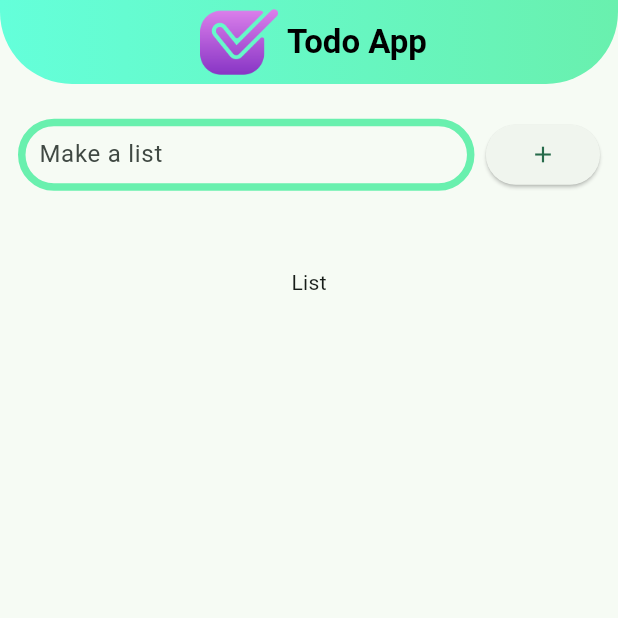
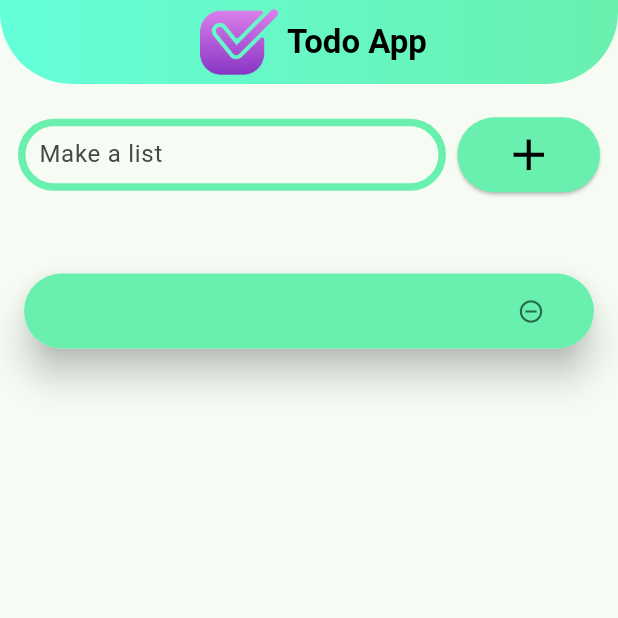
Before and after one commit to SavrinAlif/Todo-App, a Flutter app: the screen it shows after launch, after a tap on the "add" icon, on a phone screen of 412 x 824 dp, the top half of it. Run offline on Flutter 3.47's test engine with Material 3 defaults, Android fonts, the light colour scheme and no system bars.

Commit message:
TodoActivity added (Add and Remove) operations

```diff
--- a/lib/src/fragments/home_activity/the_home_activity.dart
+++ b/lib/src/fragments/home_activity/the_home_activity.dart
@@ -9,6 +9,28 @@ class TheHomeActivity extends StatefulWidget {
 }
 
 class _TheHomeActivityState extends State<TheHomeActivity> {
+
+  List toDoList = [];
+  String items = "";
+
+  theOnChangeActivity (content) {
+    setState(() {
+      items = content;
+    });
+  }
+
+  theTodoActivity () {
+    setState(() {
+      toDoList.add({'item':items});
+    });
+  }
+
+  theCardRemove (index) {
+    setState(() {
+      toDoList.removeAt(index);
+    });
+  }
+
   @override
   Widget build(BuildContext context) {
     return Scaffold(
@@ -40,13 +62,65 @@ class _TheHomeActivityState extends State<TheHomeActivity> {
           children: [
             Expanded(flex: 10, child: Row(
               children: [
-                    Expanded(flex: 80,child: TextFormField(decoration: theTextFormFieldDecoration('Make a list'),)),
-                    const Expanded(flex:2,child: SizedBox(width: 10,)),
-                    Expanded(flex:20,child: ElevatedButton(onPressed: () {}, child: const Icon(Icons.add),)),
+                Expanded(flex: 75,
+                    child: TextFormField(
+                      decoration: theTextFormFieldDecoration('Make a list'),
+                      onChanged: (content) {
+                        theOnChangeActivity(content);
+                        },
+                    )
+                ),
+                const Expanded(flex: 2, child: SizedBox(width: 10,)),
+                Expanded(
+                  flex: 25,
+                  child:
+                  ElevatedButton(
+                    style: theBuildStyleFrom(),
+                    onPressed: () {
+                      theTodoActivity();
+                    },
+                    child: const Icon(Icons.add, size: 35,),
+                  ),
+                ),
               ],
             )),
             const SizedBox(height: 40,),
-                const Expanded(flex: 90, child: Text('List')),
+             Expanded(
+                flex: 90,
+                child: ListView.separated(
+                    itemCount: toDoList.length,
+                    separatorBuilder: (context, index) => const Divider(),
+                    itemBuilder: (context, index) {
+                      return Card(
+                        shape: RoundedRectangleBorder(
+                          borderRadius: BorderRadius.circular(50)
+                        ),
+                        elevation: 10,
+                        child: theSizedBox(
+                            Row(
+                              children: [
+                                Expanded(
+                                    flex: 80,
+                                    child: Text(
+                                        toDoList[index]['item'].toString()
+                                    )
+                                ),
+                                Expanded(
+                                    flex: 20,
+                                    child: TextButton(
+                                      onPressed: (){
+                                        theCardRemove(index);
+                                        },
+                                      child: const Icon(Icons.remove_circle_outline),
+                                    )
+                                ),
+                              ],
+                            )
+                        ),
+                      );
+                    }
+                )
+            ),
           ],
         ),
       ),
```
Lines whose indentation alone changed are shown as unchanged.
